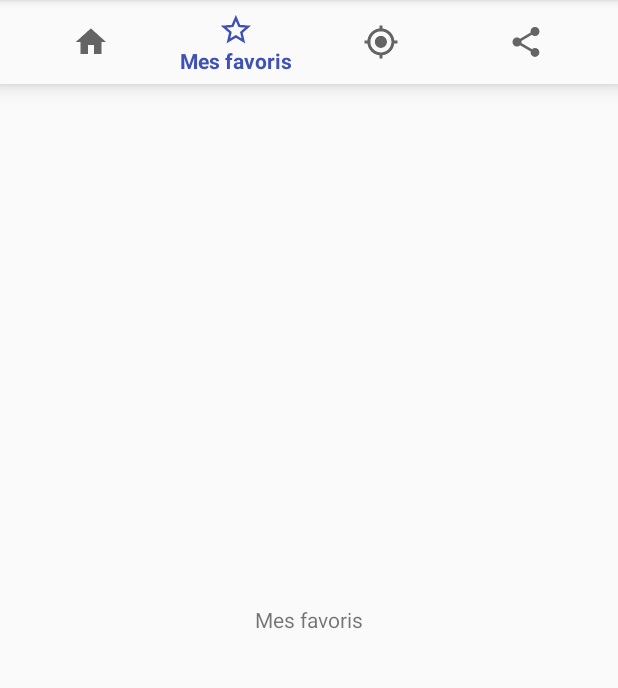
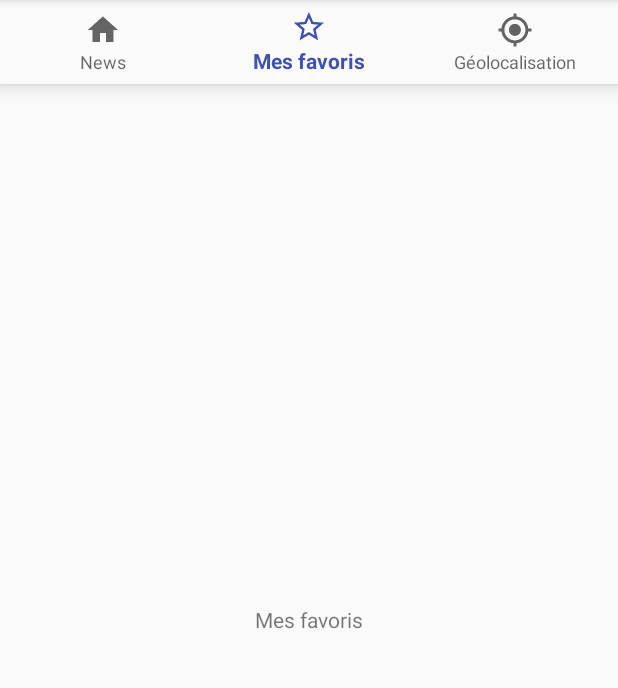
Before and after one commit to NiTnEuQs/GO_Stadium, an Android app: the screen it shows after launch (MainMenuActivity), item 2 of the bottom bar chosen, on a phone screen of 412 x 824 dp, the part 84-772 px from its top. Run offline under Robolectric (Android 15) with nearby library versions, the phone set to English and light mode, and no system bars; our stand-ins replace Firebase (no records; nobody signed in at launch, a user with empty details on screens opened directly); libraries missing offline, so code that uses them is left out: com.facebook, com.facebook.appevents, com.facebook.login; 5 statements that could not run were skipped.

Commit message:
Retrait de différentes catégories inutiles

```diff
--- a/app/src/main/java/com/gostadium/Activities/MainMenuActivity.java
+++ b/app/src/main/java/com/gostadium/Activities/MainMenuActivity.java
@@ -31,7 +31,6 @@ import com.google.firebase.auth.FirebaseUser;
 import com.gostadium.Fragments.LocationFragment;
 import com.gostadium.Fragments.NewsFragment;
 import com.gostadium.Fragments.SearchFragment;
-import com.gostadium.Fragments.ShareFragment;
 import com.gostadium.R;
 
 public class MainMenuActivity extends AppCompatActivity
@@ -198,13 +197,13 @@ public class MainMenuActivity extends AppCompatActivity
             case R.id.nav_favorites:
                 intent = new Intent(this, FavoritesActivity.class);
                 break;
-            */
             case R.id.nav_manage:
                 intent = new Intent(this, SettingsActivity.class);
                 break;
             case R.id.nav_help:
                 intent = new Intent(this, HelpActivity.class);
                 break;
+            */
             case R.id.nav_logout:
                 signOut();
                 intent = new Intent(this, LoginActivity.class);
@@ -235,9 +234,11 @@ public class MainMenuActivity extends AppCompatActivity
                 case R.id.navigation_location:
                     fragment = new LocationFragment();
                     break;
+                /*
                 case R.id.navigation_share:
                     fragment = new ShareFragment();
                     break;
+                */
             }
 
             assert fragment != null;
--- a/app/src/main/res/menu/activity_main_menu_drawer.xml
+++ b/app/src/main/res/menu/activity_main_menu_drawer.xml
@@ -11,7 +11,7 @@
         <!--item
             android:id="@+id/nav_favorites"
             android:icon="@drawable/ic_menu_favorites"
-            android:title="@string/menu_favorites" /-->
+            android:title="@string/menu_favorites" />
         <item
             android:id="@+id/nav_manage"
             android:icon="@drawable/ic_menu_settings"
@@ -19,7 +19,7 @@
         <item
             android:id="@+id/nav_help"
             android:icon="@drawable/ic_menu_help"
-            android:title="@string/menu_help" />
+            android:title="@string/menu_help" /-->
         <item
             android:id="@+id/nav_logout"
             android:icon="@drawable/ic_menu_logout"
--- a/app/src/main/res/menu/navigation.xml
+++ b/app/src/main/res/menu/navigation.xml
@@ -16,9 +16,9 @@
         android:icon="@drawable/ic_menu_my_location"
         android:title="@string/title_location" />
 
-    <item
+    <!--item
         android:id="@+id/navigation_share"
         android:icon="@drawable/ic_menu_share"
-        android:title="@string/title_share" />
+        android:title="@string/title_share" /-->
 
 </menu>
```
